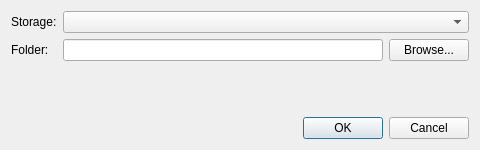
Before: the Qt Designer form packages/rehuco-agent/src/rehuco_agent/rehuco/add_root_dialog.ui in borco/rehuco, drawn with Qt 5.
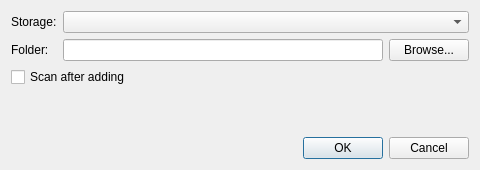
After: the same form once the commit is applied.

Commit message:
refs #542: feat: Add Root scans the new root, with a remembered 'Scan after adding' checkbox
The Add Root dialog has a 'Scan after adding' checkbox, on by default. Its
value lives in the settings .ini (root_catalog/scan_after_adding) and is
saved however the dialog closes, like a dialog's geometry. When it is on,
the Roots panel queues a scan of the new root after the file is saved; a
failed save reads the file back without the root, so nothing is scanned.

The edit to the form file:
```diff
--- a/packages/rehuco-agent/src/rehuco_agent/rehuco/add_root_dialog.ui
+++ b/packages/rehuco-agent/src/rehuco_agent/rehuco/add_root_dialog.ui
@@ -7,7 +7,7 @@
     <x>0</x>
     <y>0</y>
     <width>480</width>
-    <height>150</height>
+    <height>170</height>
    </rect>
   </property>
   <property name="windowTitle">
@@ -59,6 +59,16 @@
      </item>
     </layout>
    </item>
+   <item>
+    <widget class="QCheckBox" name="scan_after_adding_check_box">
+     <property name="text">
+      <string>Scan after adding</string>
+     </property>
+     <property name="toolTip">
+      <string>Scan the new root as soon as it is added. Remembered for the next time.</string>
+     </property>
+    </widget>
+   </item>
    <item>
     <spacer name="spacer">
      <property name="orientation">
```
The commit also changes 8 other files.
